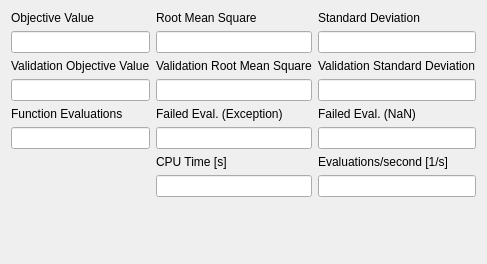
The window that copasi/UI/CQFittingResultTab1.ui (copasi/COPASI) describes before a commit, drawn with Qt 5.
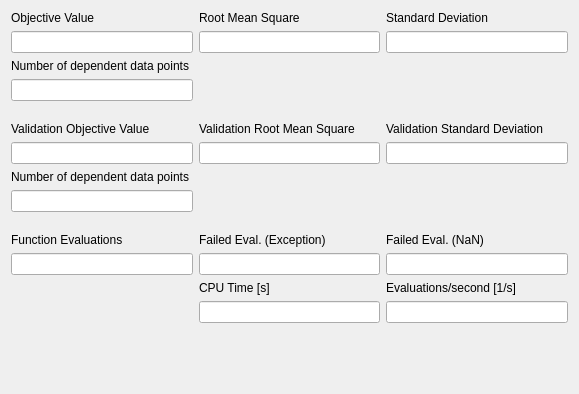
The same window after the commit.

Commit message: some more output in the fitting result widgets

What changed in the file:
```diff
--- a/copasi/UI/CQFittingResultTab1.ui
+++ b/copasi/UI/CQFittingResultTab1.ui
@@ -25,8 +25,8 @@
    <rect>
     <x>0</x>
     <y>0</y>
-    <width>362</width>
-    <height>264</height>
+    <width>579</width>
+    <height>394</height>
    </rect>
   </property>
   <property name="windowTitle">
@@ -35,13 +35,6 @@
   <layout class="QVBoxLayout">
    <item>
     <layout class="QGridLayout">
-     <item row="1" column="1">
-      <widget class="QLineEdit" name="mpEditRMS">
-       <property name="readOnly">
-        <bool>true</bool>
-       </property>
-      </widget>
-     </item>
      <item row="1" column="2">
       <widget class="QLineEdit" name="mpEditStdDeviation">
        <property name="readOnly">
@@ -49,6 +42,105 @@
        </property>
       </widget>
      </item>
+     <item row="0" column="2">
+      <widget class="QLabel" name="mpLblStdDeviation">
+       <property name="text">
+        <string>Standard Deviation</string>
+       </property>
+       <property name="wordWrap">
+        <bool>false</bool>
+       </property>
+      </widget>
+     </item>
+     <item row="6" column="1">
+      <widget class="QLineEdit" name="mpEditCVRMS">
+       <property name="readOnly">
+        <bool>true</bool>
+       </property>
+      </widget>
+     </item>
+     <item row="12" column="2">
+      <widget class="QLabel" name="mpLblSpeed">
+       <property name="text">
+        <string>Evaluations/second [1/s]</string>
+       </property>
+       <property name="wordWrap">
+        <bool>false</bool>
+       </property>
+      </widget>
+     </item>
+     <item row="6" column="0">
+      <widget class="QLineEdit" name="mpEditCVObjectiveValue">
+       <property name="readOnly">
+        <bool>true</bool>
+       </property>
+      </widget>
+     </item>
+     <item row="13" column="2">
+      <widget class="QLineEdit" name="mpEditSpeed">
+       <property name="readOnly">
+        <bool>true</bool>
+       </property>
+      </widget>
+     </item>
+     <item row="7" column="0">
+      <widget class="QLabel" name="mpLabelCVNumValidDataPoints">
+       <property name="text">
+        <string>Number of dependent data points</string>
+       </property>
+      </widget>
+     </item>
+     <item row="1" column="0">
+      <widget class="QLineEdit" name="mpEditObjectiveValue">
+       <property name="readOnly">
+        <bool>true</bool>
+       </property>
+      </widget>
+     </item>
+     <item row="3" column="0">
+      <widget class="QLineEdit" name="mpEditNumValidDataPoints"/>
+     </item>
+     <item row="2" column="0">
+      <widget class="QLabel" name="mpLabelNumValidDataPoints">
+       <property name="text">
+        <string>Number of dependent data points</string>
+       </property>
+      </widget>
+     </item>
+     <item row="5" column="1">
+      <widget class="QLabel" name="mpLblCVRMS">
+       <property name="text">
+        <string>Validation Root Mean Square</string>
+       </property>
+       <property name="wordWrap">
+        <bool>false</bool>
+       </property>
+      </widget>
+     </item>
+     <item row="6" column="2">
+      <widget class="QLineEdit" name="mpEditCVStdDeviation">
+       <property name="readOnly">
+        <bool>true</bool>
+       </property>
+      </widget>
+     </item>
+     <item row="5" column="2">
+      <widget class="QLabel" name="mpLblCVStdDeviation">
+       <property name="text">
+        <string>Validation Standard Deviation</string>
+       </property>
+       <property name="wordWrap">
+        <bool>false</bool>
+       </property>
+      </widget>
+     </item>
+     <item row="11" column="0">
+      <widget class="QLineEdit" name="mpEditEvaluations">
+       <property name="readOnly">
+        <bool>true</bool>
+       </property>
+      </widget>
+     </item>
      <item row="0" column="1">
       <widget class="QLabel" name="mpLblRMS">
        <property name="text">
@@ -59,38 +151,14 @@
        </property>
       </widget>
      </item>
-     <item row="5" column="0">
-      <widget class="QLineEdit" name="mpEditEvaluations">
-       <property name="readOnly">
-        <bool>true</bool>
-       </property>
-      </widget>
-     </item>
-     <item row="5" column="1">
+     <item row="11" column="1">
       <widget class="QLineEdit" name="mpEditFailedEvaluationsExc">
        <property name="readOnly">
         <bool>true</bool>
        </property>
       </widget>
      </item>
-     <item row="5" column="2">
-      <widget class="QLineEdit" name="mpEditFailedEvaluationsNaN">
-       <property name="readOnly">
-        <bool>true</bool>
-       </property>
-      </widget>
-     </item>
-     <item row="6" column="1">
-      <widget class="QLabel" name="mpLblCPUTime">
-       <property name="text">
-        <string>CPU Time [s]</string>
-       </property>
-       <property name="wordWrap">
-        <bool>false</bool>
-       </property>
-      </widget>
-     </item>
-     <item row="2" column="0">
+     <item row="5" column="0">
       <widget class="QLabel" name="mpLblCVObjectiveValue">
        <property name="text">
         <string>Validation Objective Value</string>
@@ -100,37 +168,31 @@
        </property>
       </widget>
      </item>
-     <item row="2" column="2">
-      <widget class="QLabel" name="mpLblCVStdDeviation">
-       <property name="text">
-        <string>Validation Standard Deviation</string>
+     <item row="1" column="1">
+      <widget class="QLineEdit" name="mpEditRMS">
+       <property name="readOnly">
+        <bool>true</bool>
        </property>
-       <property name="wordWrap">
-        <bool>false</bool>
-       </property>
       </widget>
      </item>
-     <item row="0" column="2">
-      <widget class="QLabel" name="mpLblStdDeviation">
+     <item row="12" column="1">
+      <widget class="QLabel" name="mpLblCPUTime">
        <property name="text">
-        <string>Standard Deviation</string>
+        <string>CPU Time [s]</string>
        </property>
        <property name="wordWrap">
         <bool>false</bool>
        </property>
       </widget>
      </item>
-     <item row="2" column="1">
-      <widget class="QLabel" name="mpLblCVRMS">
-       <property name="text">
-        <string>Validation Root Mean Square</string>
+     <item row="11" column="2">
+      <widget class="QLineEdit" name="mpEditFailedEvaluationsNaN">
+       <property name="readOnly">
+        <bool>true</bool>
        </property>
-       <property name="wordWrap">
-        <bool>false</bool>
-       </property>
       </widget>
      </item>
-     <item row="4" column="0">
+     <item row="10" column="0">
       <widget class="QLabel" name="mpLblEvaluations">
        <property name="text">
         <string>Function Evaluations</string>
@@ -140,7 +202,7 @@
        </property>
       </widget>
      </item>
-     <item row="4" column="1">
+     <item row="10" column="1">
       <widget class="QLabel" name="mpLblFailedEvaluationsExc">
        <property name="text">
         <string>Failed Eval. (Exception)</string>
@@ -150,37 +212,6 @@
        </property>
       </widget>
      </item>
-     <item row="4" column="2">
-      <widget class="QLabel" name="mpLblFailedEvaluationsNaN">
-       <property name="text">
-        <string>Failed Eval. (NaN)</string>
-       </property>
-       <property name="wordWrap">
-        <bool>false</bool>
-       </property>
-      </widget>
-     </item>
-     <item row="7" column="2">
-      <widget class="QLineEdit" name="mpEditSpeed">
-       <property name="readOnly">
-        <bool>true</bool>
-       </property>
-      </widget>
-     </item>
-     <item row="7" column="1">
-      <widget class="QLineEdit" name="mpEditCPUTime">
-       <property name="readOnly">
-        <bool>true</bool>
-       </property>
-      </widget>
-     </item>
-     <item row="3" column="0">
-      <widget class="QLineEdit" name="mpEditCVObjectiveValue">
-       <property name="readOnly">
-        <bool>true</bool>
-       </property>
-      </widget>
-     </item>
      <item row="0" column="0">
       <widget class="QLabel" name="mpLblObjectiveValue">
        <property name="text">
@@ -191,37 +222,58 @@
        </property>
       </widget>
      </item>
-     <item row="3" column="1">
-      <widget class="QLineEdit" name="mpEditCVRMS">
-       <property name="readOnly">
-        <bool>true</bool>
-       </property>
-      </widget>
-     </item>
-     <item row="3" column="2">
-      <widget class="QLineEdit" name="mpEditCVStdDeviation">
-       <property name="readOnly">
-        <bool>true</bool>
-       </property>
-      </widget>
-     </item>
-     <item row="1" column="0">
-      <widget class="QLineEdit" name="mpEditObjectiveValue">
-       <property name="readOnly">
-        <bool>true</bool>
-       </property>
-      </widget>
-     </item>
-     <item row="6" column="2">
-      <widget class="QLabel" name="mpLblSpeed">
+     <item row="10" column="2">
+      <widget class="QLabel" name="mpLblFailedEvaluationsNaN">
        <property name="text">
-        <string>Evaluations/second [1/s]</string>
+        <string>Failed Eval. (NaN)</string>
        </property>
        <property name="wordWrap">
         <bool>false</bool>
        </property>
       </widget>
      </item>
+     <item row="13" column="1">
+      <widget class="QLineEdit" name="mpEditCPUTime">
+       <property name="readOnly">
+        <bool>true</bool>
+       </property>
+      </widget>
+     </item>
+     <item row="4" column="0">
+      <spacer name="verticalSpacer">
+       <property name="orientation">
+        <enum>Qt::Vertical</enum>
+       </property>
+       <property name="sizeType">
+        <enum>QSizePolicy::Fixed</enum>
+       </property>
+       <property name="sizeHint" stdset="0">
+        <size>
+         <width>20</width>
+         <height>15</height>
+        </size>
+       </property>
+      </spacer>
+     </item>
+     <item row="9" column="0">
+      <spacer name="verticalSpacer_2">
+       <property name="orientation">
+        <enum>Qt::Vertical</enum>
+       </property>
+       <property name="sizeType">
+        <enum>QSizePolicy::Fixed</enum>
+       </property>
+       <property name="sizeHint" stdset="0">
+        <size>
+         <width>20</width>
+         <height>15</height>
+        </size>
+       </property>
+      </spacer>
+     </item>
+     <item row="8" column="0">
+      <widget class="QLineEdit" name="mpEditCVNumValidDataPoints"/>
+     </item>
     </layout>
    </item>
    <item>
```
Left out of the diff: 22 changed lines with no effect on the pictures. The commit also changes 5 other files.
